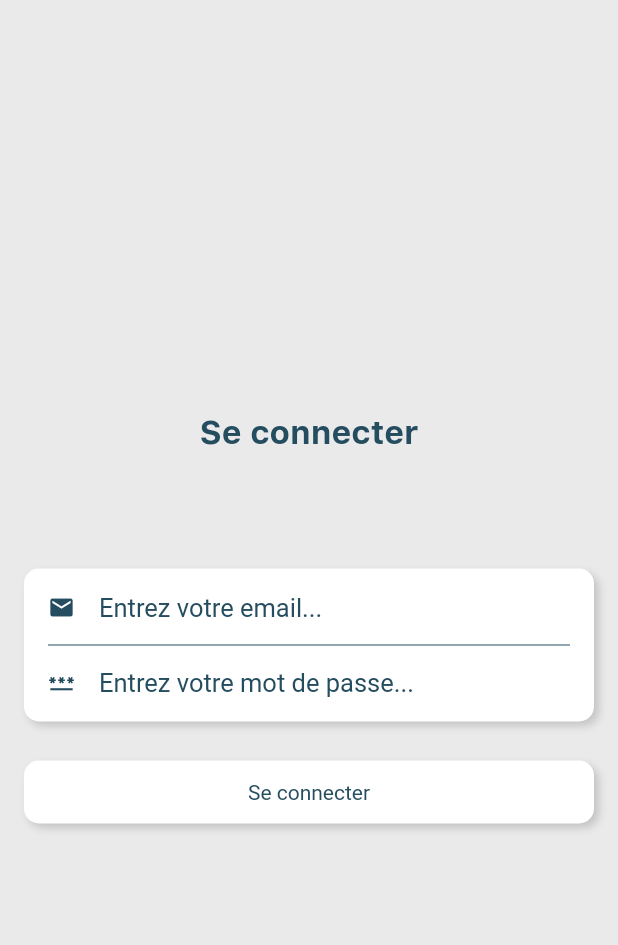
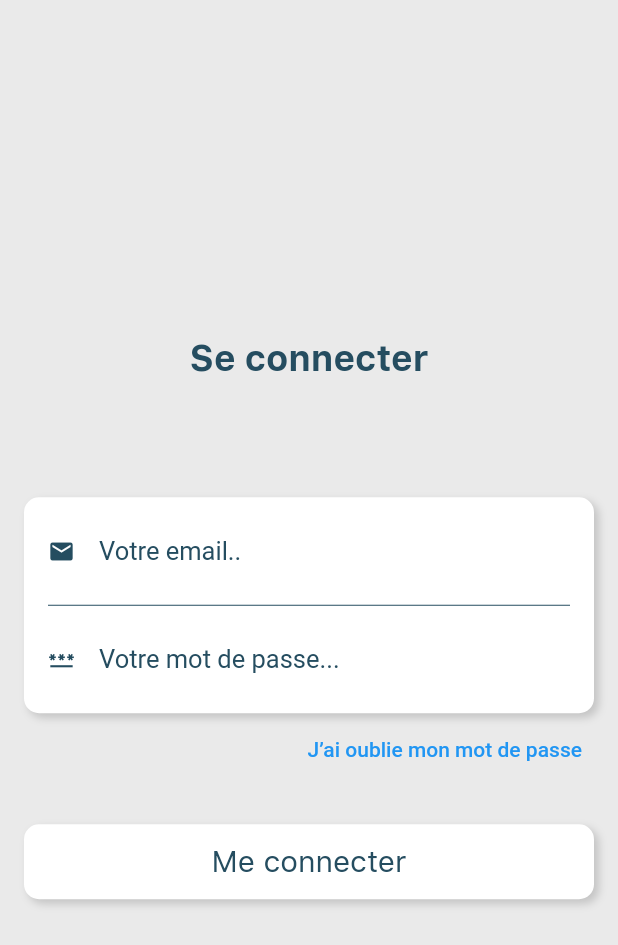
Before and after one commit to trans-dam/hepl_dam_movies, a Flutter app: the screen it shows after launch, on a phone screen of 412 x 824 dp. Shown: the top 945 px of the screen. Run offline on Flutter 3.47's test engine with Material 2 defaults, Android fonts, the phone set to English and light mode, and no system bars; our stand-ins replace email_validator, firebase_auth, firebase_core, percent_indicator; accounts and stored records are empty.

Commit message:
:tada: Login Screen

```diff
--- a/lib/main.dart
+++ b/lib/main.dart
@@ -41,7 +41,9 @@ class MyApp extends StatelessWidget {
           return MaterialApp(
             debugShowCheckedModeBanner: false,
             home: Scaffold(
-              body: Container(),
+              body: Container(
+                child: Text(snapshot.error.toString()),
+              ),
             ),
           );
         }
--- /dev/null
+++ b/lib/partials/forms/login_form.dart
@@ -0,0 +1,197 @@
+import 'dart:core';
+
+import 'package:Movies/partials/dialogs/alert_dialog.dart';
+import 'package:Movies/screens/home_screen.dart';
+import 'package:Movies/styles/constants.dart';
+import 'package:email_validator/email_validator.dart';
+import 'package:firebase_auth/firebase_auth.dart';
+import 'package:flutter/material.dart';
+
+class LoginForm extends StatefulWidget {
+  const LoginForm({Key? key}) : super(key: key);
+
+  @override
+  _LoginFormState createState() => _LoginFormState();
+}
+
+class _LoginFormState extends State<LoginForm> {
+  late String _email;
+  late String _password;
+
+  final _auth = FirebaseAuth.instance;
+  final _formKey = GlobalKey<FormState>();
+  final _formFieldKey = GlobalKey<FormFieldState>();
+
+  @override
+  Widget build(BuildContext context) {
+    return Form(
+      key: _formKey,
+      child: Padding(
+        padding: const EdgeInsets.symmetric(horizontal: kHorizontalSpacer),
+        child: Column(
+          mainAxisAlignment: MainAxisAlignment.center,
+          crossAxisAlignment: CrossAxisAlignment.center,
+          children: [
+            Text(
+              "Se connecter",
+              style: kTitle1Style,
+            ),
+            Container(
+              margin: const EdgeInsets.only(top: kVerticalSpacer * 3),
+              padding: const EdgeInsets.symmetric(
+                  horizontal: kHorizontalSpacer, vertical: kVerticalSpacer),
+              decoration: BoxDecoration(
+                  color: Colors.white,
+                  borderRadius: kBorderRadiusItem,
+                  boxShadow: kBoxShadowItem),
+              child: Column(
+                children: [
+                  TextFormField(
+                    key: _formFieldKey,
+                    validator: (value) {
+                      if (value == null || value.isEmpty) {
+                        return 'L’adresse mail est obligatoire.';
+                      } else if (!EmailValidator.validate(_email)) {
+                        return 'Le format de l’email n’est pas valide';
+                      }
+                      return null;
+                    },
+                    onChanged: (text) {
+                      _email = text;
+                      print(text);
+                    },
+                    decoration: const InputDecoration(
+                      contentPadding: EdgeInsets.all(0),
+                      isDense: true,
+                      border: InputBorder.none,
+                      icon: Icon(
+                        Icons.mail,
+                        color: kMainTextColor,
+                      ),
+                      hintText: 'Votre email..',
+                      hintStyle: TextStyle(
+                        fontSize: 17,
+                        color: kMainTextColor,
+                      ),
+                    ),
+                  ),
+                  Divider(
+                    color: kMainTextColor,
+                    height: kVerticalSpacer * 2,
+                  ),
+                  TextFormField(
+                    validator: (value) {
+                      if (value == null || value.isEmpty) {
+                        return 'Le mot de passe est obligatoire.';
+                      }
+                      if (value.length < 9) {
+                        return 'Le mot de passe doit être supérieur à 9 caractères';
+                      }
+                      return null;
+                    },
+                    obscureText: true,
+                    onChanged: (text) {
+                      print(text);
+                      _password = text;
+                    },
+                    decoration: const InputDecoration(
+                      contentPadding: EdgeInsets.all(0),
+                      isDense: true,
+                      border: InputBorder.none,
+                      icon: Icon(
+                        Icons.password,
+                        color: kMainTextColor,
+                      ),
+                      hintText: 'Votre mot de passe...',
+                      hintStyle: TextStyle(
+                        fontSize: 17,
+                        color: kMainTextColor,
+                      ),
+                    ),
+                  ),
+                ],
+              ),
+            ),
+            TextButton(
+                onPressed: () {
+                  if (_formFieldKey.currentState!.validate()) {
+                    _auth.sendPasswordResetEmail(email: _email).then((value) {
+                      MyAlertDialog("Réinitialisation du mot de passe",
+                          "Un mail a été envoyé avec succès à l’adresse ${_email}");
+                    });
+                  }
+                },
+                child: Row(
+                  mainAxisAlignment: MainAxisAlignment.end,
+                  children: [
+                    Text("J’ai oublie mon mot de passe"),
+                  ],
+                )),
+            GestureDetector(
+              onTap: () async {
+                if (_formKey.currentState!.validate()) {
+                  ScaffoldMessenger.of(context).showSnackBar(
+                    const SnackBar(content: Text('Traitement des données...')),
+                  );
+                  try {
+                    await _auth.signInWithEmailAndPassword(
+                        email: _email, password: _password);
+                    Navigator.push(
+                      context,
+                      MaterialPageRoute(
+                        builder: (context) => HomeScreen(),
+                      ),
+                    );
+                  } on FirebaseAuthException catch (e) {
+                    print(e.toString());
+                    if (e.code == "user-not-found") {
+                      _auth
+                          .createUserWithEmailAndPassword(
+                              email: _email, password: _password)
+                          .then((user) {
+                        user.user!.sendEmailVerification();
+
+                        Navigator.push(
+                            context,
+                            MaterialPageRoute(
+                                builder: (context) => HomeScreen()));
+                      });
+                    } else {
+                      ScaffoldMessenger.of(context).showSnackBar(
+                        SnackBar(content: Text("Oups ! ${e.toString()}")),
+                      );
+                    }
+                  } catch (e) {
+                    ScaffoldMessenger.of(context).showSnackBar(
+                      SnackBar(content: Text("Oups ! ${e.toString()}")),
+                    );
+                  }
+                }
+              },
+              child: Container(
+                width: MediaQuery.of(context).size.width,
+                padding: const EdgeInsets.symmetric(
+                    horizontal: kHorizontalSpacer,
+                    vertical: kVerticalSpacer / 2),
+                margin: const EdgeInsets.only(top: kVerticalSpacer),
+                decoration: BoxDecoration(
+                    borderRadius: kBorderRadiusItem,
+                    boxShadow: kBoxShadowItem,
+                    color: Colors.white),
+                child: Row(
+                  mainAxisAlignment: MainAxisAlignment.center,
+                  children: [
+                    Text(
+                      "Me connecter",
+                      style: kTitleSection.copyWith(fontSize: 20),
+                    ),
+                  ],
+                ),
+              ),
+            )
+          ],
+        ),
+      ),
+    );
+  }
+}
--- a/lib/partials/sidebar/menu_item.dart
+++ b/lib/partials/sidebar/menu_item.dart
@@ -29,7 +29,7 @@ class MenuItem extends StatelessWidget {
               ),
             ),
             const SizedBox(
-              width: kHorizontalSpace * 0.8,
+              width: kHorizontalSpacer * 0.8,
             ),
             Text(
               _menuItemData.name,
--- a/lib/screens/login_screen.dart
+++ b/lib/screens/login_screen.dart
@@ -1,5 +1,4 @@
-import 'package:Movies/styles/constants.dart';
-import 'package:firebase_auth/firebase_auth.dart';
+import 'package:Movies/partials/forms/login_form.dart';
 import 'package:flutter/cupertino.dart';
 import 'package:flutter/material.dart';
 
@@ -11,11 +10,6 @@ class LoginScreen extends StatefulWidget {
 }
 
 class _LoginScreenState extends State<LoginScreen> {
-  late String _email;
-  late String _password;
-
-  final _auth = FirebaseAuth.instance;
-
   @override
   void initState() {
     // TODO: implement initState
@@ -24,109 +18,6 @@ class _LoginScreenState extends State<LoginScreen> {
 
   @override
   Widget build(BuildContext context) {
-    return Column(
-      mainAxisAlignment: MainAxisAlignment.center,
-      crossAxisAlignment: CrossAxisAlignment.center,
-      children: [
-        Text(
-          "Se connecter",
-          style: kTitle1Style,
-        ),
-        SizedBox(
-          height: kVerticalSpacer * 3,
-        ),
-        Container(
-          margin: const EdgeInsets.only(
-              left: kHorizontalSpace,
-              right: kHorizontalSpace,
-              bottom: kVerticalSpacer),
-          padding: const EdgeInsets.symmetric(
-              horizontal: kHorizontalSpace, vertical: kHorizontalSpace),
-          decoration: BoxDecoration(
-            color: Colors.white,
-            borderRadius: kBorderRadiusItem,
-            boxShadow: kBoxShadowItem,
-          ),
-          child: Column(
-            children: [
-              TextField(
-                onChanged: (text) {
-                  _email = text;
-                },
-                decoration: InputDecoration(
-                  contentPadding: EdgeInsets.all(0),
-                  isDense: true,
-                  border: InputBorder.none,
-                  icon: Icon(
-                    Icons.email,
-                    color: kMainTextColor,
-                  ),
-                  hintText: 'Entrez votre email...',
-                  hintStyle: TextStyle(
-                    fontSize: 17,
-                    color: kMainTextColor,
-                  ),
-                ),
-              ),
-              Divider(
-                color: kMainTextColor,
-                height: 30,
-              ),
-              TextField(
-                onChanged: (text) {
-                  _password = text;
-                },
-                obscureText: true,
-                decoration: InputDecoration(
-                  contentPadding: EdgeInsets.all(0),
-                  isDense: true,
-                  border: InputBorder.none,
-                  icon: Icon(
-                    Icons.password,
-                    color: kMainTextColor,
-                  ),
-                  hintText: 'Entrez votre mot de passe...',
-                  hintStyle: TextStyle(
-                    fontSize: 17,
-                    color: kMainTextColor,
-                  ),
-                ),
-              )
-            ],
-          ),
-        ),
-        Container(
-          margin: const EdgeInsets.symmetric(horizontal: kHorizontalSpace),
-          padding: const EdgeInsets.symmetric(
-              horizontal: kHorizontalSpace, vertical: kVerticalSpacer / 2),
-          decoration: BoxDecoration(
-            color: Colors.white,
-            borderRadius: kBorderRadiusItem,
-            boxShadow: kBoxShadowItem,
-          ),
-          child: Row(
-            mainAxisAlignment: MainAxisAlignment.center,
-            children: [
-              GestureDetector(
-                onTapDown: (tapdetails) {
-                  try {
-                    _auth.signInWithEmailAndPassword(
-                        email: _email, password: _password);
-                    // Navigator.push(context,
-                    //     MaterialPageRoute(builder: (context) => HomeScreen()));
-                  } catch (err) {
-                    print(err);
-                  }
-                },
-                child: const Text(
-                  "Se connecter",
-                  style: TextStyle(color: kMainTextColor),
-                ),
-              ),
-            ],
-          ),
-        )
-      ],
-    );
+    return LoginForm();
   }
 }
--- a/lib/screens/sidebar.dart
+++ b/lib/screens/sidebar.dart
@@ -34,7 +34,7 @@ class _SidebarScreenState extends State<SidebarScreen> {
                     children: [
                       Avatar(),
                       const SizedBox(
-                        width: kHorizontalSpace,
+                        width: kHorizontalSpacer,
                       ),
                       Column(
                         crossAxisAlignment: CrossAxisAlignment.start,
--- a/lib/styles/constants.dart
+++ b/lib/styles/constants.dart
@@ -6,7 +6,7 @@ const kSecondColor = Color(0xFF3F8EFC);
 const kPrimaryLabelColor = kMainTextColor;
 const kSecondaryLabelColor = Color(0xFF797F8A);
 const kThirdColor = Color(0xFFFF6978);
-const double kHorizontalSpace = 16;
+const double kHorizontalSpacer = 16;
 const double kVerticalSpacer = 26;
 const double kDefaultWidth = 36;
 const double kDefaultSpacer = 17;
@@ -64,7 +64,7 @@ const kLargeTitleStyle = TextStyle(
   decoration: TextDecoration.none,
 );
 const kTitle1Style = TextStyle(
-  fontSize: 22.0,
+  fontSize: 24.0,
   fontWeight: FontWeight.bold,
   color: kPrimaryLabelColor,
   fontFamily: "main",
--- a/pubspec.yaml
+++ b/pubspec.yaml
@@ -37,6 +37,7 @@ dependencies:
   firebase_auth: ^3.3.3
   cloud_firestore: ^3.1.4
   firebase_storage: ^10.2.3
+  email_validator: ^2.0.1
 
 dev_dependencies:
   flutter_test:
```
Also changed, not shown: lib/partials/dialogs/alert_dialog.dart (added, +24 -0 lines), pubspec.lock.
